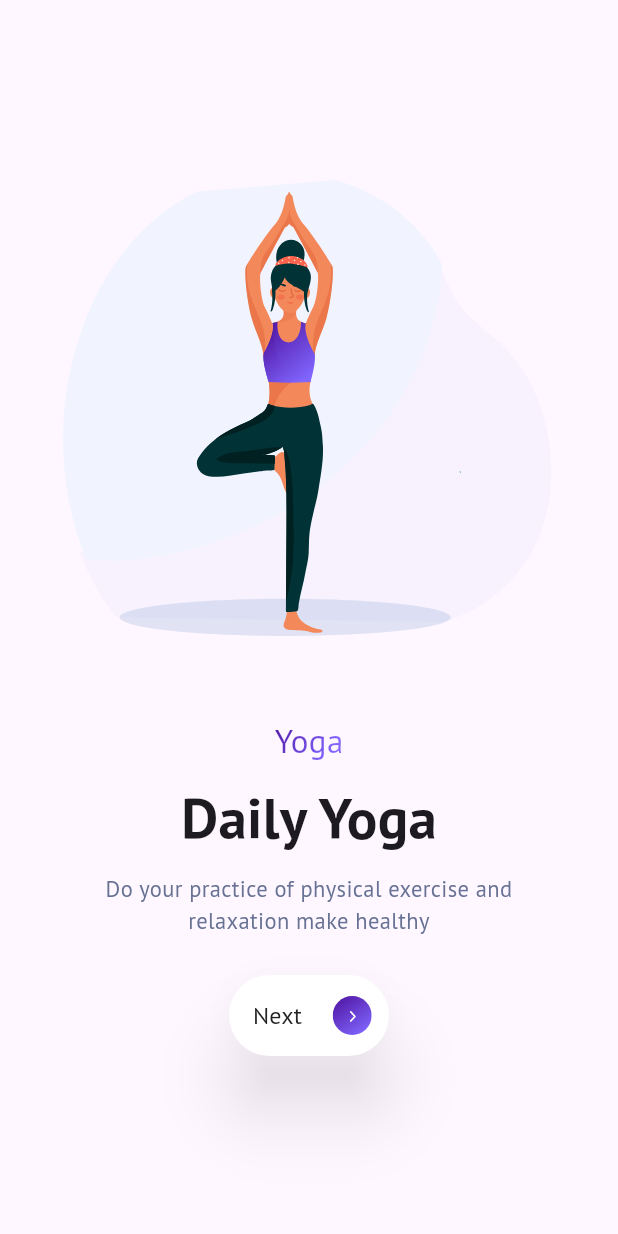
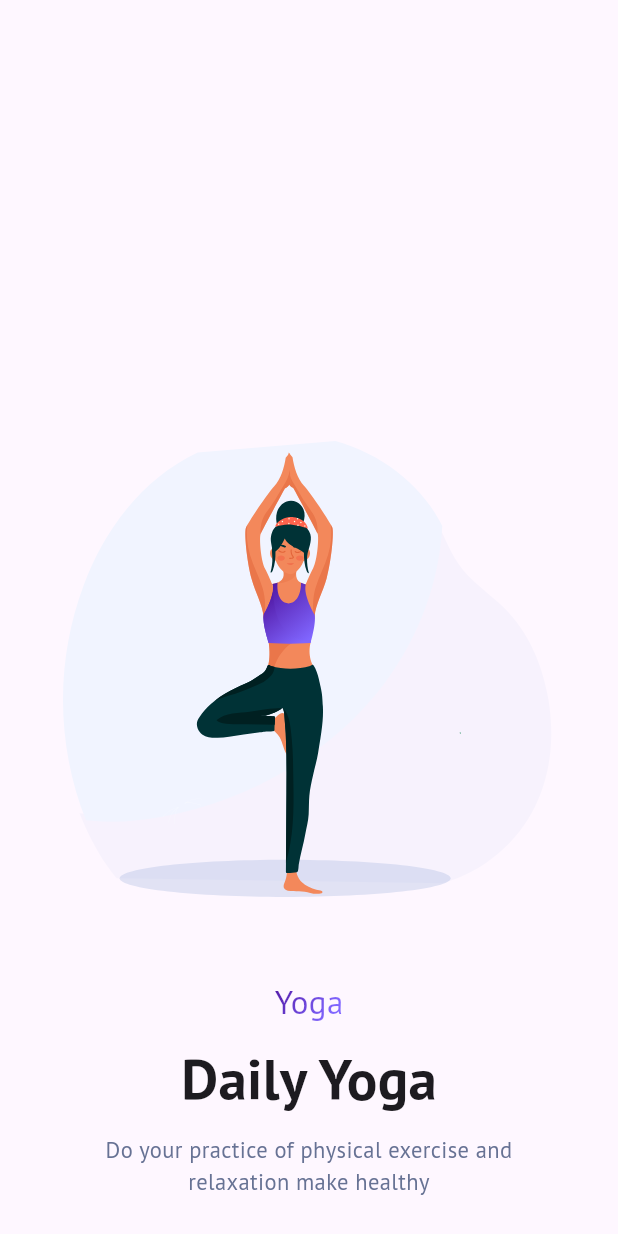
Before and after one commit to DeltaTeam-UCAB/gymnastic-center-mobile, a Flutter app: the WelcomeScreenDailyYogaPage widget shown alone on an empty page, opened directly, on a phone screen of 412 x 824 dp. Run offline on Flutter 3.47's test engine with Material 3 defaults, Android fonts, the phone set to English and light mode, and no system bars; our stand-ins replace equatable, firebase_core, firebase_messaging, flutter_bloc, flutter_dotenv, flutter_local_notifications and 2 more; accounts and stored records are empty.

Commit message:
refactor(welcome): :art: extract 'next' button into welcome screen

```diff
--- a/lib/presentation/screens/welcome_screen_pages/welcome_screen_daily_yoga_page.dart
+++ b/lib/presentation/screens/welcome_screen_pages/welcome_screen_daily_yoga_page.dart
@@ -3,14 +3,12 @@ import 'package:flutter_svg/flutter_svg.dart';
 import 'package:gymnastic_center/presentation/widgets/shared/gradient_text.dart';
 
 class WelcomeScreenDailyYogaPage extends StatelessWidget {
-  const WelcomeScreenDailyYogaPage({super.key, this.onNextClicked});
-
-  final Function? onNextClicked;
+  const WelcomeScreenDailyYogaPage({super.key});
 
   @override
   Widget build(BuildContext context) {
     return Column(
-      mainAxisAlignment: MainAxisAlignment.center,
+      mainAxisAlignment: MainAxisAlignment.end,
       crossAxisAlignment: CrossAxisAlignment.center,
       children: [
         Container(
@@ -37,32 +35,6 @@ class WelcomeScreenDailyYogaPage extends StatelessWidget {
               style: TextStyle(fontSize: 15, color: Color(0xff677294)),
               textAlign: TextAlign.center,
             )),
-        Directionality(
-            textDirection: TextDirection.rtl,
-            child: FilledButton.icon(
-              onPressed: () {
-                onNextClicked?.call();
-              },
-              style: ElevatedButton.styleFrom(
-                maximumSize: const Size(107, 54),
-                padding: const EdgeInsets.fromLTRB(16, 14, 11, 14),
-                backgroundColor: Colors.white,
-                elevation: 20,
-                shadowColor: const Color.fromARGB(128, 0, 0, 0),
-              ),
-              label: const Expanded(
-                  child: Text(
-                'Next',
-                style: TextStyle(fontSize: 16, color: Color(0xff222222)),
-              )),
-              icon: Container(
-                  margin: const EdgeInsets.fromLTRB(12, 0, 0, 0),
-                  child: SvgPicture.asset(
-                    'assets/left-arrow-gradient-circle.svg',
-                    width: 27,
-                    height: 27,
-                  )),
-            )),
       ],
     );
   }
```
Also changed, not shown: lib/presentation/screens/welcome_screen.dart (+36 -1 lines).
